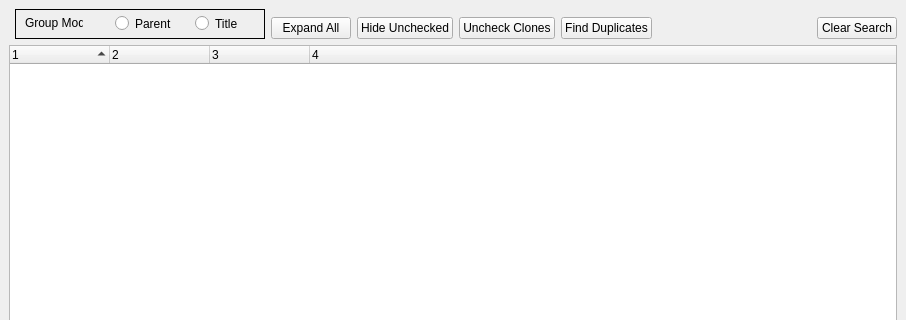
Qt form AttractModeListMgrWindow.ui (bobRetro/AttractModeListMgr) before a commit; both pictures show x 0 to 906 and y 0 to 320 of the 906 by 525 pixel window.
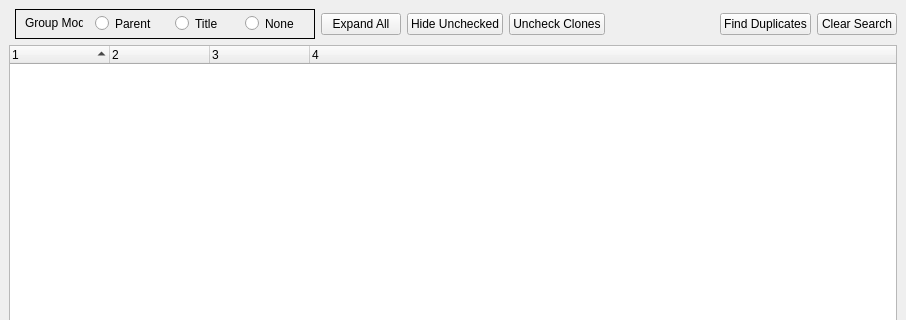
The same form after that commit.

Commit message: Added group mode of none

Diff of the .ui file:
```diff
--- a/AttractModeListMgrWindow.ui
+++ b/AttractModeListMgrWindow.ui
@@ -15,33 +15,20 @@
   </property>
   <widget class="QWidget" name="centralwidget">
    <layout class="QGridLayout" name="gridLayout">
-    <item row="1" column="5">
-     <widget class="QPushButton" name="cloneBtn">
-      <property name="sizePolicy">
-       <sizepolicy hsizetype="Fixed" vsizetype="Fixed">
-        <horstretch>0</horstretch>
-        <verstretch>0</verstretch>
-       </sizepolicy>
-      </property>
-      <property name="text">
-       <string>Uncheck Clones</string>
-      </property>
-     </widget>
-    </item>
     <item row="1" column="10">
-     <spacer name="horizontalSpacer">
-      <property name="orientation">
-       <enum>Qt::Horizontal</enum>
+     <widget class="QPushButton" name="clearSearchBtn">
+      <property name="sizePolicy">
+       <sizepolicy hsizetype="Fixed" vsizetype="Fixed">
+        <horstretch>0</horstretch>
+        <verstretch>0</verstretch>
+       </sizepolicy>
       </property>
-      <property name="sizeHint" stdset="0">
-       <size>
-        <width>40</width>
-        <height>20</height>
-       </size>
+      <property name="text">
+       <string>Clear Search</string>
       </property>
-     </spacer>
+     </widget>
     </item>
-    <item row="4" column="0" colspan="12">
+    <item row="4" column="0" colspan="11">
      <widget class="QTreeWidget" name="treeWidget">
       <property name="sizePolicy">
        <sizepolicy hsizetype="Expanding" vsizetype="Expanding">
@@ -83,8 +70,8 @@
       </column>
      </widget>
     </item>
-    <item row="1" column="11">
-     <widget class="QPushButton" name="clearSearchBtn">
+    <item row="1" column="7">
+     <widget class="QPushButton" name="cloneBtn">
       <property name="sizePolicy">
        <sizepolicy hsizetype="Fixed" vsizetype="Fixed">
         <horstretch>0</horstretch>
@@ -92,11 +79,24 @@
        </sizepolicy>
       </property>
       <property name="text">
-       <string>Clear Search</string>
+       <string>Uncheck Clones</string>
       </property>
      </widget>
     </item>
-    <item row="1" column="3">
+    <item row="1" column="6">
+     <widget class="QPushButton" name="uncheckedBtn">
+      <property name="sizePolicy">
+       <sizepolicy hsizetype="Fixed" vsizetype="Fixed">
+        <horstretch>0</horstretch>
+        <verstretch>0</verstretch>
+       </sizepolicy>
+      </property>
+      <property name="text">
+       <string>Hide Unchecked</string>
+      </property>
+     </widget>
+    </item>
+    <item row="1" column="5">
      <widget class="QPushButton" name="expColBtn">
       <property name="sizePolicy">
        <sizepolicy hsizetype="Fixed" vsizetype="Fixed">
@@ -109,8 +109,31 @@
       </property>
      </widget>
     </item>
-    <item row="0" column="1" rowspan="2" colspan="2">
+    <item row="1" column="9">
+     <widget class="QPushButton" name="findDupButton">
+      <property name="text">
+       <string>Find Duplicates</string>
+      </property>
+     </widget>
+    </item>
+    <item row="1" column="8">
+     <spacer name="horizontalSpacer">
+      <property name="orientation">
+       <enum>Qt::Horizontal</enum>
+      </property>
+      <property name="sizeHint" stdset="0">
+       <size>
+        <width>40</width>
+        <height>20</height>
+       </size>
+      </property>
+     </spacer>
+    </item>
+    <item row="1" column="1" colspan="4">
      <widget class="QFrame" name="frame">
+      <property name="enabled">
+       <bool>true</bool>
+      </property>
       <property name="sizePolicy">
        <sizepolicy hsizetype="Maximum" vsizetype="Maximum">
         <horstretch>0</horstretch>
@@ -119,7 +142,7 @@
       </property>
       <property name="minimumSize">
        <size>
-        <width>250</width>
+        <width>300</width>
         <height>30</height>
        </size>
       </property>
@@ -154,7 +177,7 @@
       <widget class="QRadioButton" name="parentBtn">
        <property name="geometry">
         <rect>
-         <x>100</x>
+         <x>80</x>
          <y>6</y>
          <width>56</width>
          <height>17</height>
@@ -167,7 +190,7 @@
       <widget class="QRadioButton" name="titleBtn">
        <property name="geometry">
         <rect>
-         <x>180</x>
+         <x>160</x>
          <y>6</y>
          <width>44</width>
          <height>17</height>
@@ -177,26 +200,19 @@
         <string>Title</string>
        </property>
       </widget>
-     </widget>
-    </item>
-    <item row="1" column="4">
-     <widget class="QPushButton" name="uncheckedBtn">
-      <property name="sizePolicy">
-       <sizepolicy hsizetype="Fixed" vsizetype="Fixed">
-        <horstretch>0</horstretch>
-        <verstretch>0</verstretch>
-       </sizepolicy>
-      </property>
-      <property name="text">
-       <string>Hide Unchecked</string>
-      </property>
-     </widget>
-    </item>
-    <item row="1" column="6">
-     <widget class="QPushButton" name="findDupButton">
-      <property name="text">
-       <string>Find Duplicates</string>
-      </property>
+      <widget class="QRadioButton" name="noneBtn">
+       <property name="geometry">
+        <rect>
+         <x>230</x>
+         <y>6</y>
+         <width>61</width>
+         <height>17</height>
+        </rect>
+       </property>
+       <property name="text">
+        <string>None</string>
+       </property>
+      </widget>
      </widget>
     </item>
    </layout>
@@ -207,7 +223,7 @@
      <x>0</x>
      <y>0</y>
      <width>906</width>
-     <height>21</height>
+     <height>26</height>
     </rect>
    </property>
   </widget>
```
The commit also changes 5 other files.
